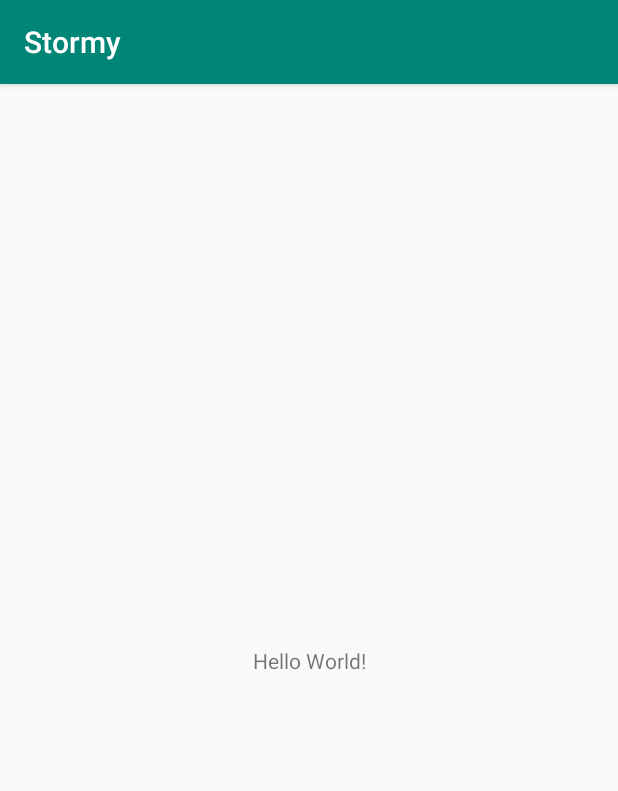
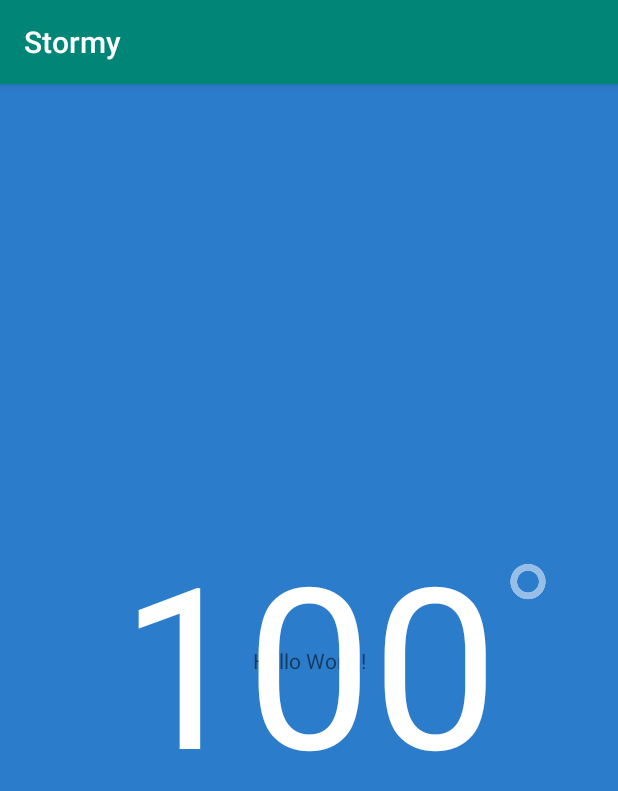
Before and after one commit to smithrm941/Stormy, an Android app: the screen it shows after launch (MainActivity), on a phone screen of 412 x 824 dp. Shown: the top 791 px of the screen. Run offline under Robolectric (Android 15) with nearby library versions, the phone set to English and light mode, and no system bars.

Commit message:
Starting layout w/centered number & degree symbol

```diff
--- a/app/src/main/AndroidManifest.xml
+++ b/app/src/main/AndroidManifest.xml
@@ -10,7 +10,8 @@
         android:roundIcon="@mipmap/ic_launcher_round"
         android:supportsRtl="true"
         android:theme="@style/AppTheme">
-        <activity android:name=".MainActivity">
+        <activity android:name=".MainActivity"
+                  android:screenOrientation="portrait">
             <intent-filter>
                 <action android:name="android.intent.action.MAIN" />
 
--- a/app/src/main/res/layout/activity_main.xml
+++ b/app/src/main/res/layout/activity_main.xml
@@ -4,9 +4,11 @@
     xmlns:tools="http://schemas.android.com/tools"
     android:layout_width="match_parent"
     android:layout_height="match_parent"
+    android:background="@color/appBackground"
     tools:context=".MainActivity">
 
     <TextView
+        android:id="@+id/textView2"
         android:layout_width="wrap_content"
         android:layout_height="wrap_content"
         android:text="Hello World!"
@@ -15,4 +17,30 @@
         app:layout_constraintRight_toRightOf="parent"
         app:layout_constraintTop_toTopOf="parent" />
 
+    <TextView
+        android:id="@+id/temperatureValue"
+        android:layout_width="wrap_content"
+        android:layout_height="wrap_content"
+        android:layout_marginStart="8dp"
+        android:layout_marginTop="8dp"
+        android:layout_marginEnd="8dp"
+        android:layout_marginBottom="8dp"
+        android:text="100"
+        android:textColor="@android:color/white"
+        android:textSize="150sp"
+        app:layout_constraintBottom_toBottomOf="parent"
+        app:layout_constraintEnd_toEndOf="parent"
+        app:layout_constraintStart_toStartOf="parent"
+        app:layout_constraintTop_toTopOf="parent" />
+
+    <ImageView
+        android:id="@+id/degreeImageView"
+        android:layout_width="wrap_content"
+        android:layout_height="wrap_content"
+        android:layout_marginStart="8dp"
+        android:layout_marginTop="35dp"
+        app:layout_constraintStart_toEndOf="@+id/temperatureValue"
+        app:layout_constraintTop_toTopOf="@+id/temperatureValue"
+        app:srcCompat="@drawable/degree" />
+
 </android.support.constraint.ConstraintLayout>
--- a/app/src/main/res/values/colors.xml
+++ b/app/src/main/res/values/colors.xml
@@ -3,4 +3,5 @@
     <color name="colorPrimary">#008577</color>
     <color name="colorPrimaryDark">#00574B</color>
     <color name="colorAccent">#D81B60</color>
+    <color name="appBackground">#2C7CCC</color>
 </resources>
```
